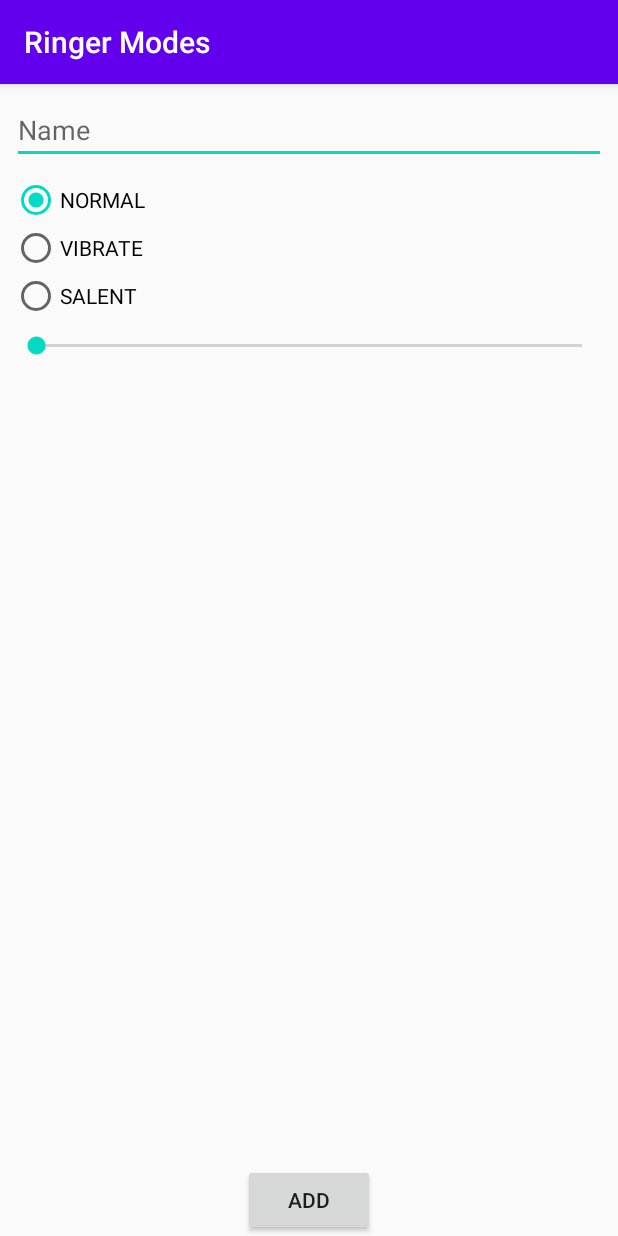
After one commit to dyadischevma/RingerModes, an Android app: the RegimeActivity screen opened directly, with no data from a screen before it, on a phone screen of 412 x 824 dp. The commit adds this screen. Run offline under Robolectric (Android 15) with nearby library versions, the phone set to English and light mode, and no system bars; our stand-ins replace Room's generated code, RxJava.

Commit message:
Added timeConditions

```diff
--- a/app/build.gradle
+++ b/app/build.gradle
@@ -31,6 +31,7 @@ dependencies {
     implementation 'androidx.constraintlayout:constraintlayout:1.1.3'
 
     // Room components
+    implementation 'androidx.room:room-rxjava2:2.2.5'
     implementation 'androidx.room:room-runtime:2.2.5'
     implementation 'androidx.recyclerview:recyclerview:1.1.0'
     implementation 'com.google.android.material:material:1.1.0'
@@ -39,7 +40,7 @@ dependencies {
     androidTestImplementation 'androidx.room:room-testing:2.2.5'
 
     // RxJava
-    implementation "io.reactivex.rxjava2:rxjava:2.2.17"
+    implementation "io.reactivex.rxjava2:rxjava:2.2.19"
     // RxAndroid
     implementation "io.reactivex.rxjava2:rxandroid:2.1.1"
 
--- a/app/src/main/AndroidManifest.xml
+++ b/app/src/main/AndroidManifest.xml
@@ -9,6 +9,7 @@
         android:roundIcon="@mipmap/ic_launcher_round"
         android:supportsRtl="true"
         android:theme="@style/AppTheme">
+        <activity android:name=".view.RegimeActivity" />
         <activity android:name=".view.CreateActivity" />
         <activity android:name=".MainActivity">
             <intent-filter>
--- a/app/src/main/java/ru/dyadischevma/ringermodes/model/DataViewModel.java
+++ b/app/src/main/java/ru/dyadischevma/ringermodes/model/DataViewModel.java
@@ -9,6 +9,7 @@ import androidx.lifecycle.LiveData;
 import java.util.List;
 import java.util.concurrent.ExecutionException;
 
+import io.reactivex.Flowable;
 import io.reactivex.Single;
 
 public class DataViewModel extends AndroidViewModel {
@@ -24,6 +25,18 @@ public class DataViewModel extends AndroidViewModel {
 
     public LiveData<List<RingerModeItem>> getAllData() {
         return mListLiveData;
+    }
+
+    public Flowable<RingerModeItem> getRingerModeItem(long id) {
+        return mRingerModeRepository.getRingerModeItem(id);
+    }
+
+    public LiveData<List<RingerModeConditions>> getAllConditions(){
+        return mRingerModeRepository.getAllConditions();
+    }
+
+    public LiveData<List<RingerModeConditions>> getConditions(long ringerModeId){
+        return mRingerModeRepository.getConditions(ringerModeId);
     }
 
     public Single<Long> insertItem(RingerModeItem ringerModeItem) {
--- a/app/src/main/java/ru/dyadischevma/ringermodes/model/RingerModeDAO.java
+++ b/app/src/main/java/ru/dyadischevma/ringermodes/model/RingerModeDAO.java
@@ -9,24 +9,25 @@ import androidx.room.Query;
 import java.util.List;
 
 import io.reactivex.Completable;
+import io.reactivex.Flowable;
 import io.reactivex.Single;
 
 import static androidx.room.OnConflictStrategy.IGNORE;
 
 @Dao
 public interface RingerModeDAO {
-    //Insert one item
+    //Insert one regime_item
     @Insert(onConflict = IGNORE)
     Single<Long> insertItem(RingerModeItem item);
 
     @Insert(onConflict = IGNORE)
-    Completable insertItem(RingerModeConditions ringerModeConditions);
+    Single<Long> insertItem(RingerModeConditions ringerModeConditions);
 
-    // Delete one item
+    // Delete one regime_item
     @Delete
     Completable deleteItem(RingerModeItem item);
 
-    //Delete one item by id
+    //Delete one regime_item by id
     @Query("DELETE FROM ringermodeitem WHERE id = :itemId")
     Completable deleteByItemId(int itemId);
 
@@ -34,25 +35,30 @@ public interface RingerModeDAO {
     @Query("SELECT * FROM ringermodeitem")
     LiveData<List<RingerModeItem>> getAllData();
 
+    @Query("SELECT * FROM ringermodeitem WHERE id = :itemId")
+    Flowable<RingerModeItem> getRingerModeItem(long itemId);
+
     //Delete All
     @Query("DELETE FROM ringermodeitem")
     Completable deleteAll();
 
 
-    // Delete one item
+    // Delete one regime_item
     @Delete
     Completable deleteItem(RingerModeConditions ringerModeConditions);
 
-    //Delete one item by id
+    //Delete one regime_item by id
     @Query("DELETE FROM ringermodeconditions WHERE id = :id")
     Completable deleteConditionByItemId(int id);
 
     @Query("DELETE FROM ringermodeconditions WHERE ringerModeId = :ringerModeId")
     Completable deleteConditionByRingerModeId(int ringerModeId);
 
-    //Get all items
     @Query("SELECT * FROM ringermodeconditions")
     LiveData<List<RingerModeConditions>> getAllConditionData();
+
+    @Query("SELECT * FROM ringermodeconditions WHERE ringerModeId = :ringerModeId")
+    LiveData<List<RingerModeConditions>> getConditions(long ringerModeId);
 
     //Delete All
     @Query("DELETE FROM ringermodeconditions")
--- a/app/src/main/java/ru/dyadischevma/ringermodes/model/RingerModeRepository.java
+++ b/app/src/main/java/ru/dyadischevma/ringermodes/model/RingerModeRepository.java
@@ -1,16 +1,16 @@
 package ru.dyadischevma.ringermodes.model;
 
 import android.app.Application;
-import android.os.AsyncTask;
 import android.util.Log;
 
 import androidx.lifecycle.LiveData;
 
 import java.util.List;
-import java.util.concurrent.atomic.AtomicLong;
 
+import io.reactivex.Flowable;
 import io.reactivex.Single;
 import io.reactivex.android.schedulers.AndroidSchedulers;
+import io.reactivex.disposables.Disposable;
 import io.reactivex.schedulers.Schedulers;
 
 public class RingerModeRepository {
@@ -27,6 +27,19 @@ public class RingerModeRepository {
         return mAllData;
     }
 
+    Flowable<RingerModeItem> getRingerModeItem(long id) {
+        return mRingerModeDao.getRingerModeItem(id)
+                .observeOn(AndroidSchedulers.mainThread());
+    }
+
+    LiveData<List<RingerModeConditions>> getConditions(long ringerModeId) {
+        return mRingerModeDao.getConditions(ringerModeId);
+    }
+
+    LiveData<List<RingerModeConditions>> getAllConditions() {
+        return mRingerModeDao.getAllConditionData();
+    }
+
     public Single<Long> insert(RingerModeItem dataItem) {
         return mRingerModeDao.insertItem(dataItem)
                 .subscribeOn(Schedulers.io())
@@ -34,10 +47,10 @@ public class RingerModeRepository {
     }
 
     public void insert(RingerModeConditions ringerModeConditions) {
-        mRingerModeDao.insertItem(ringerModeConditions)
+       Disposable result =  mRingerModeDao.insertItem(ringerModeConditions)
                 .subscribeOn(Schedulers.io())
                 .observeOn(AndroidSchedulers.mainThread())
-                .subscribe();
+                .subscribe(l -> Log.d("Regime", "saved condition " + l));
     }
 
     public void deleteItem(RingerModeItem ringerModeItem) {
--- /dev/null
+++ b/app/src/main/java/ru/dyadischevma/ringermodes/view/RecyclerViewConditionsAdapter.java
@@ -0,0 +1,61 @@
+package ru.dyadischevma.ringermodes.view;
+
+import android.view.LayoutInflater;
+import android.view.View;
+import android.view.ViewGroup;
+import android.widget.TextView;
+
+import androidx.annotation.NonNull;
+import androidx.recyclerview.widget.RecyclerView;
+
+import java.util.ArrayList;
+import java.util.List;
+
+import ru.dyadischevma.ringermodes.R;
+import ru.dyadischevma.ringermodes.model.RingerModeConditions;
+
+public class RecyclerViewConditionsAdapter extends RecyclerView.Adapter<RecyclerViewConditionsAdapter.ViewHolder> {
+    private List<RingerModeConditions> mRingerModeConditionsList;
+
+    public void setListData(List<RingerModeConditions> ringerModeConditionsList) {
+        if (mRingerModeConditionsList == null) {
+            mRingerModeConditionsList = new ArrayList<>();
+        }
+        mRingerModeConditionsList.clear();
+        mRingerModeConditionsList.addAll(ringerModeConditionsList);
+        notifyDataSetChanged();
+    }
+
+    @NonNull
+    @Override
+    public ViewHolder onCreateViewHolder(@NonNull ViewGroup parent, int viewType) {
+        View v = LayoutInflater.from(parent.getContext()).inflate(R.layout.condition_item, parent, false);
+        return new RecyclerViewConditionsAdapter.ViewHolder(v);
+    }
+
+    @Override
+    public void onBindViewHolder(@NonNull ViewHolder holder, int position) {
+        RingerModeConditions item = mRingerModeConditionsList.get(position);
+
+        holder.textViewConditionHours.setText(String.valueOf(item.getHour()));
+        holder.textViewConditionMinute.setText(String.valueOf(item.getMinute()));
+    }
+
+    @Override
+    public int getItemCount() {
+        if (mRingerModeConditionsList != null) {
+            return mRingerModeConditionsList.size();
+        } else return 0;
+    }
+
+    public class ViewHolder extends RecyclerView.ViewHolder {
+        private TextView textViewConditionHours;
+        private TextView textViewConditionMinute;
+
+        public ViewHolder(@NonNull View itemView) {
+            super(itemView);
+            textViewConditionHours = itemView.findViewById(R.id.textViewConditionHours);
+            textViewConditionMinute = itemView.findViewById(R.id.textViewConditionMinute);
+        }
+    }
+}
--- /dev/null
+++ b/app/src/main/java/ru/dyadischevma/ringermodes/view/RegimeActivity.java
@@ -0,0 +1,85 @@
+package ru.dyadischevma.ringermodes.view;
+
+import android.os.Bundle;
+import android.widget.EditText;
+import android.widget.RadioButton;
+
+import androidx.appcompat.app.AppCompatActivity;
+import androidx.lifecycle.ViewModelProvider;
+import androidx.recyclerview.widget.LinearLayoutManager;
+import androidx.recyclerview.widget.RecyclerView;
+
+import java.util.ArrayList;
+import java.util.List;
+
+import io.reactivex.disposables.Disposable;
+import io.reactivex.functions.Consumer;
+import ru.dyadischevma.ringermodes.R;
+import ru.dyadischevma.ringermodes.model.DataViewModel;
+import ru.dyadischevma.ringermodes.model.RingerModeConditions;
+import ru.dyadischevma.ringermodes.model.RingerModeItem;
+
+public class RegimeActivity extends AppCompatActivity {
+    private RingerModeItem mRingerModeItem;
+    private DataViewModel viewModel;
+    private RecyclerViewConditionsAdapter mRecyclerViewConditionsAdapter;
+    private List<RingerModeConditions> mRingerModeConditionsList;
+
+    @Override
+    protected void onCreate(Bundle savedInstanceState) {
+        super.onCreate(savedInstanceState);
+        setContentView(R.layout.activity_regime);
+
+        final EditText editTextName = findViewById(R.id.editTextTextName);
+        RadioButton radioButtonNormal = findViewById(R.id.radioButtonNormal);
+        RadioButton radioButtonVibrate = findViewById(R.id.radioButtonVibrate);
+        RadioButton radioButtonSilent = findViewById(R.id.radioButtonSilent);
+
+
+        long ringerModeId = getIntent().getLongExtra("ringerModeId", 0);
+
+        viewModel = new ViewModelProvider(this).get(DataViewModel.class);
+        viewModel.getConditions(ringerModeId).observe(this, ringerModeConditionsList -> {
+            if (ringerModeConditionsList != null) {
+                setListData(ringerModeConditionsList);
+            }
+        });
+
+        Disposable result = viewModel.getRingerModeItem(ringerModeId).subscribe(
+                ringerModeItem -> {
+                    mRingerModeItem = ringerModeItem;
+                    editTextName.setText(mRingerModeItem.getName());
+
+                    switch (mRingerModeItem.getRingerMode()) {
+                        case NORMAL:
+                            radioButtonNormal.setChecked(true);
+                        case VIBRATE:
+                            radioButtonVibrate.setChecked(true);
+                        case SILENT:
+                            radioButtonSilent.setChecked(true);
+                    }
+                }
+        );
+
+        RecyclerView recyclerViewTimes = findViewById(R.id.recyclerViewTimes);
+        recyclerViewTimes.setLayoutManager(new LinearLayoutManager(this));
+        mRecyclerViewConditionsAdapter = new RecyclerViewConditionsAdapter();
+
+        if (mRingerModeConditionsList != null) {
+            mRecyclerViewConditionsAdapter.setListData(mRingerModeConditionsList);
+        }
+        recyclerViewTimes.setAdapter(mRecyclerViewConditionsAdapter);
+    }
+
+    private void setListData(List<RingerModeConditions> ringerModeConditionsList) {
+        if (mRingerModeConditionsList == null) {
+            mRingerModeConditionsList = new ArrayList<>();
+        }
+        mRingerModeConditionsList.clear();
+        mRingerModeConditionsList.addAll(ringerModeConditionsList);
+
+        if (mRecyclerViewConditionsAdapter != null) {
+            mRecyclerViewConditionsAdapter.setListData(ringerModeConditionsList);
+        }
+    }
+}
--- /dev/null
+++ b/app/src/main/res/layout/activity_regime.xml
@@ -0,0 +1,88 @@
+<?xml version="1.0" encoding="utf-8"?>
+<androidx.constraintlayout.widget.ConstraintLayout xmlns:android="http://schemas.android.com/apk/res/android"
+    xmlns:app="http://schemas.android.com/apk/res-auto"
+    xmlns:tools="http://schemas.android.com/tools"
+    android:layout_width="match_parent"
+    android:layout_height="match_parent"
+    tools:context=".view.RegimeActivity">
+
+    <EditText
+        android:id="@+id/editTextTextName"
+        android:layout_width="0dp"
+        android:layout_height="wrap_content"
+        android:layout_marginStart="8dp"
+        android:layout_marginTop="8dp"
+        android:layout_marginEnd="8dp"
+        android:ems="10"
+        android:hint="@string/nameHint"
+        android:inputType="textPersonName"
+        app:layout_constraintEnd_toEndOf="parent"
+        app:layout_constraintStart_toStartOf="parent"
+        app:layout_constraintTop_toTopOf="parent"
+        android:importantForAutofill="no" />
+
+    <Button
+        android:id="@+id/buttonAdd"
+        android:layout_width="wrap_content"
+        android:layout_height="wrap_content"
+        android:text="@string/button_add"
+        app:layout_constraintBottom_toBottomOf="parent"
+        app:layout_constraintEnd_toEndOf="parent"
+        app:layout_constraintStart_toStartOf="parent" />
+
+    <RadioGroup
+        android:id="@+id/radioGroup"
+        android:layout_width="0dp"
+        android:layout_height="wrap_content"
+        android:layout_marginStart="8dp"
+        android:layout_marginTop="8dp"
+        android:layout_marginEnd="8dp"
+        app:layout_constraintEnd_toEndOf="parent"
+        app:layout_constraintStart_toStartOf="parent"
+        app:layout_constraintTop_toBottomOf="@+id/editTextTextName">
+
+        <RadioButton
+            android:id="@+id/radioButtonNormal"
+            android:layout_width="match_parent"
+            android:layout_height="wrap_content"
+            android:checked="true"
+            android:text="@string/ringer_modes_normal" />
+
+        <RadioButton
+            android:id="@+id/radioButtonVibrate"
+            android:layout_width="match_parent"
+            android:layout_height="wrap_content"
+            android:text="@string/ringer_modes_vibrate" />
+
+        <RadioButton
+            android:id="@+id/radioButtonSilent"
+            android:layout_width="match_parent"
+            android:layout_height="wrap_content"
+            android:text="@string/ringer_modes_silent" />
+    </RadioGroup>
+
+    <SeekBar
+        android:id="@+id/seekBar"
+        android:layout_width="0dp"
+        android:layout_height="wrap_content"
+        android:layout_marginStart="8dp"
+        android:layout_marginTop="8dp"
+        android:layout_marginEnd="8dp"
+        app:layout_constraintEnd_toEndOf="parent"
+        app:layout_constraintStart_toStartOf="parent"
+        app:layout_constraintTop_toBottomOf="@+id/radioGroup" />
+
+    <androidx.recyclerview.widget.RecyclerView
+        android:id="@+id/recyclerViewTimes"
+        android:layout_width="0dp"
+        android:layout_height="0dp"
+        android:layout_marginStart="8dp"
+        android:layout_marginTop="8dp"
+        android:layout_marginEnd="8dp"
+        app:layout_constraintBottom_toTopOf="@+id/buttonAdd"
+        app:layout_constraintEnd_toEndOf="parent"
+        app:layout_constraintStart_toStartOf="parent"
+        app:layout_constraintTop_toBottomOf="@+id/seekBar" />
+
+
+</androidx.constraintlayout.widget.ConstraintLayout>
--- a/app/src/main/res/values/strings.xml
+++ b/app/src/main/res/values/strings.xml
@@ -8,4 +8,6 @@
     <string name="ringer_modes_vibrate">VIBRATE</string>
     <string name="ringer_modes_silent">SALENT</string>
     <string name="button_add">Add</string>
+    <string name="time">Time</string>
+    <string name="timeDelimiter">:</string>
 </resources>
```
Also changed, not shown: app/src/main/java/ru/dyadischevma/ringermodes/MainActivity.java (+6 -13 lines), app/src/main/java/ru/dyadischevma/ringermodes/view/RecyclerViewAdapter.java (+9 -1 lines), app/src/main/res/layout/condition_item.xml (added, +43 -0 lines), app/src/main/res/layout/regime_item.xml (renamed from app/src/main/res/layout/item.xml, +4 -4 lines).
